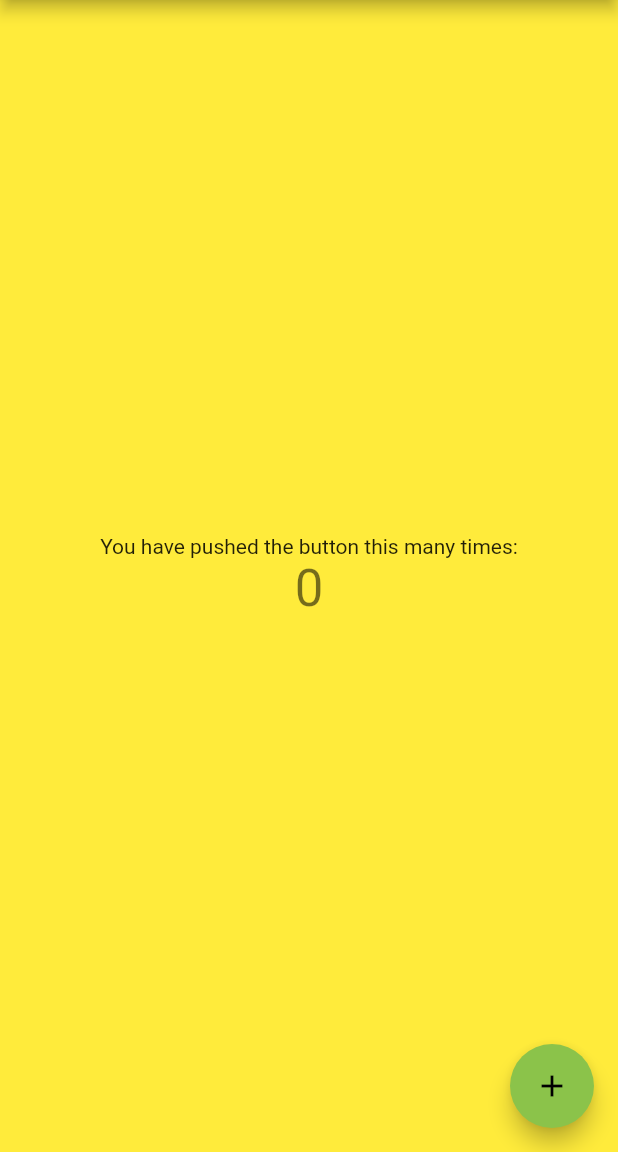
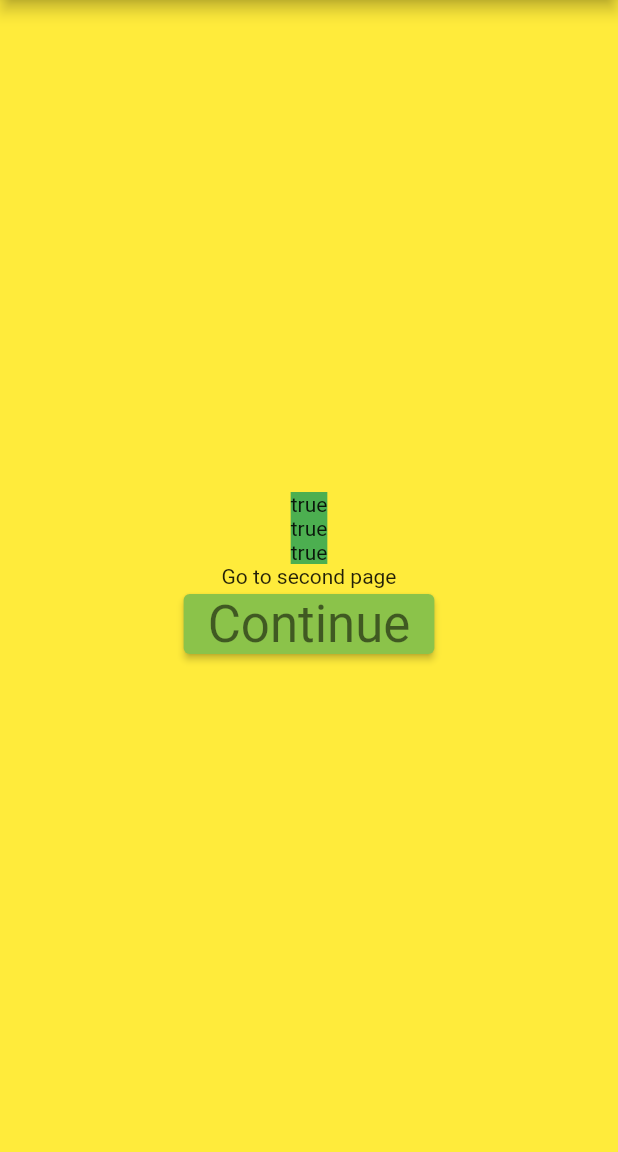
Before and after one commit to programmigo/flutter_teacher, a Flutter app: the screen it shows after launch, on a phone screen of 412 x 824 dp, the part 84-1236 px from its top. Run offline on Flutter 3.47's test engine with Material 2 defaults, Android fonts, the phone set to English and light mode, and no system bars; our stand-ins replace dio, equatable, flutter_bloc, get.

Commit message:
Some functionality

```diff
--- a/lib/main.dart
+++ b/lib/main.dart
@@ -1,4 +1,7 @@
 import 'package:flutter/material.dart';
+import 'package:flutter_application_1/src/routes/app_pages.dart';
+import 'package:flutter_application_1/src/routes/app_routes.dart';
+import 'package:get/get.dart';
 
 void main() {
   runApp(const MyApp());
@@ -10,7 +13,7 @@ class MyApp extends StatelessWidget {
   // This widget is the root of your application.
   @override
   Widget build(BuildContext context) {
-    return MaterialApp(
+    return GetMaterialApp(
       title: 'Flutter Demo',
       theme: ThemeData(
         primarySwatch: Colors.lightGreen,
@@ -21,94 +24,21 @@ class MyApp extends StatelessWidget {
         primarySwatch: Colors.deepOrange,
         backgroundColor: Colors.deepPurple,
         scaffoldBackgroundColor: Colors.deepPurple,
+        textTheme: const TextTheme(
+          bodyMedium: TextStyle(color: Colors.white),
+        ),
       ),
       themeMode: ThemeMode.system,
-      home: const MyHomePage(title: 'Flutter Demo Home Page'),
+      initialRoute: Routes.home,
+      getPages: AppPages.pages,
+      // initialRoute: Routes.home,
+      // routes: {
+      //   Routes.home: (context) =>
+      //       const MyHomePage(title: 'Flutter Demo Home Page'),
+      //   Routes.second: (context) => const SecondScreen(),
+      //   Routes.third: (context) => const ThirdScreen(),
+      // },
+      // onGenerateRoute: ,
     );
   }
 }
-
-class MyHomePage extends StatefulWidget {
-  const MyHomePage({super.key, required this.title});
-
-  // This widget is the home page of your application. It is stateful, meaning
-  // that it has a State object (defined below) that contains fields that affect
-  // how it looks.
-
-  // This class is the configuration for the state. It holds the values (in this
-  // case the title) provided by the parent (in this case the App widget) and
-  // used by the build method of the State. Fields in a Widget subclass are
-  // always marked "final".
-
-  final String title;
-
-  @override
-  State<MyHomePage> createState() => _MyHomePageState();
-}
-
-class _MyHomePageState extends State<MyHomePage> {
-  int _counter = 0;
-
-  void _incrementCounter() {
-    setState(() {
-      // This call to setState tells the Flutter framework that something has
-      // changed in this State, which causes it to rerun the build method below
-      // so that the display can reflect the updated values. If we changed
-      // _counter without calling setState(), then the build method would not be
-      // called again, and so nothing would appear to happen.
-      _counter++;
-    });
-  }
-
-  @override
-  Widget build(BuildContext context) {
-    // This method is rerun every time setState is called, for instance as done
-    // by the _incrementCounter method above.
-    //
-    // The Flutter framework has been optimized to make rerunning build methods
-    // fast, so that you can just rebuild anything that needs updating rather
-    // than having to individually change instances of widgets.
-    return Scaffold(
-      appBar: AppBar(
-        // Here we take the value from the MyHomePage object that was created by
-        // the App.build method, and use it to set our appbar title.
-        title: Text(widget.title),
-      ),
-      body: Center(
-        // Center is a layout widget. It takes a single child and positions it
-        // in the middle of the parent.
-        child: Column(
-          // Column is also a layout widget. It takes a list of children and
-          // arranges them vertically. By default, it sizes itself to fit its
-          // children horizontally, and tries to be as tall as its parent.
-          //
-          // Invoke "debug painting" (press "p" in the console, choose the
-          // "Toggle Debug Paint" action from the Flutter Inspector in Android
-          // Studio, or the "Toggle Debug Paint" command in Visual Studio Code)
-          // to see the wireframe for each widget.
-          //
-          // Column has various properties to control how it sizes itself and
-          // how it positions its children. Here we use mainAxisAlignment to
-          // center the children vertically; the main axis here is the vertical
-          // axis because Columns are vertical (the cross axis would be
-          // horizontal).
-          mainAxisAlignment: MainAxisAlignment.center,
-          children: <Widget>[
-            const Text(
-              'You have pushed the button this many times:',
-            ),
-            Text(
-              '$_counter',
-              style: Theme.of(context).textTheme.headline4,
-            ),
-          ],
-        ),
-      ),
-      floatingActionButton: FloatingActionButton(
-        onPressed: _incrementCounter,
-        tooltip: 'Increment',
-        child: const Icon(Icons.add),
-      ), // This trailing comma makes auto-formatting nicer for build methods.
-    );
-  }
-}
--- /dev/null
+++ b/lib/src/bindings/counter_binding.dart
@@ -0,0 +1,9 @@
+import 'package:flutter_application_1/src/controllers/counter_controller.dart';
+import 'package:get/get.dart';
+
+class CounterBinding extends Bindings {
+  @override
+  void dependencies() {
+    Get.lazyPut(() => CounterController());
+  }
+}
--- /dev/null
+++ b/lib/src/bindings/orderbook_binding.dart
@@ -0,0 +1,9 @@
+import 'package:flutter_application_1/src/controllers/orderbook_controller.dart';
+import 'package:get/get.dart';
+
+class OrderBookBinding extends Bindings {
+  @override
+  void dependencies() {
+    Get.lazyPut(() => OrderBookController());
+  }
+}
--- /dev/null
+++ b/lib/src/blocs/counter_bloc/event.dart
@@ -0,0 +1,3 @@
+abstract class CounterEvent {}
+
+class CounterIncrementPressed extends CounterEvent {}
--- /dev/null
+++ b/lib/src/blocs/counter_bloc/state.dart
@@ -0,0 +1,5 @@
+class CounterState {
+  final int counter;
+
+  CounterState({this.counter = 0});
+}
--- /dev/null
+++ b/lib/src/model/person.dart
@@ -0,0 +1,22 @@
+import 'package:equatable/equatable.dart';
+
+class Person extends Equatable {
+  const Person(this.name);
+
+  final String name;
+
+  @override
+  List<Object?> get props => [name];
+
+  factory Person.fromJson(Map<String, dynamic> json) {
+    return Person(json['name']);
+  }
+}
+
+class P2 {
+  const P2();
+
+  factory P2.fromJson(Map<String, dynamic> json) {
+    return const P2();
+  }
+}
--- /dev/null
+++ b/lib/src/routes/app_pages.dart
@@ -0,0 +1,31 @@
+import 'package:flutter_application_1/src/bindings/counter_binding.dart';
+import 'package:flutter_application_1/src/bindings/orderbook_binding.dart';
+import 'package:flutter_application_1/src/routes/app_routes.dart';
+import 'package:flutter_application_1/src/views/fourth.dart';
+import 'package:flutter_application_1/src/views/home.dart';
+import 'package:flutter_application_1/src/views/second.dart';
+import 'package:flutter_application_1/src/views/third.dart';
+import 'package:get/get.dart';
+
+class AppPages {
+  static final pages = [
+    GetPage(
+      name: Routes.home,
+      page: () => const MyHomePage(title: 'Flutter Demo Home Page'),
+    ),
+    GetPage(
+      name: Routes.second,
+      page: () => const SecondScreen(),
+    ),
+    GetPage(
+      name: Routes.third,
+      page: () => const ThirdScreen(),
+      binding: CounterBinding(),
+    ),
+    GetPage(
+      name: Routes.fourth,
+      page: () => const FourthScreen(),
+      binding: OrderBookBinding(),
+    ),
+  ];
+}
--- /dev/null
+++ b/lib/src/routes/app_routes.dart
@@ -0,0 +1,6 @@
+class Routes {
+  static const String home = '/';
+  static const String second = '/second';
+  static const String third = '/third';
+  static const String fourth = '/fourth';
+}
--- /dev/null
+++ b/lib/src/views/home.dart
@@ -0,0 +1,52 @@
+import 'package:flutter/material.dart';
+import 'package:flutter_application_1/src/model/person.dart';
+import 'package:flutter_application_1/src/routes/app_routes.dart';
+import 'package:get/get.dart';
+
+class MyHomePage extends StatelessWidget {
+  const MyHomePage({super.key, required this.title});
+
+  final String title;
+
+  @override
+  Widget build(BuildContext context) {
+    Person a = const Person("Bob");
+    Person b = const Person("Bob");
+    return Scaffold(
+      appBar: AppBar(
+        title: Text(title),
+      ),
+      body: Center(
+        child: Column(
+          mainAxisAlignment: MainAxisAlignment.center,
+          children: <Widget>[
+            Container(
+              color: Colors.green,
+              child: Text((a == const Person("Bob")).toString()),
+            ),
+            Container(
+              color: Colors.green,
+              child: Text((a == b).toString()),
+            ),
+            Container(
+              color: Colors.green,
+              child: Text((a == a).toString()),
+            ),
+            const Text(
+              'Go to second page',
+            ),
+            ElevatedButton(
+              // onPressed: () => Navigator.pushNamed(context, Routes.second),
+              // onPressed: () => Get.to(const SecondScreen()),
+              onPressed: () => Get.toNamed(Routes.second),
+              child: Text(
+                "Continue",
+                style: Theme.of(context).textTheme.headline4,
+              ),
+            )
+          ],
+        ),
+      ),
+    );
+  }
+}
--- a/pubspec.yaml
+++ b/pubspec.yaml
@@ -36,6 +36,10 @@ dependencies:
   # The following adds the Cupertino Icons font to your application.
   # Use with the CupertinoIcons class for iOS style icons.
   cupertino_icons: ^1.0.2
+  flutter_bloc: ^8.1.1
+  get: ^4.6.5
+  equatable: ^2.0.5
+  dio: ^4.0.6
 
 dev_dependencies:
   flutter_test:
@@ -46,7 +50,7 @@ dev_dependencies:
   # activated in the `analysis_options.yaml` file located at the root of your
   # package. See that file for information about deactivating specific lint
   # rules and activating additional ones.
-  flutter_lints: ^2.0.0
+  flutter_lints: ^2.0.1
 
 # For information on the generic Dart part of this file, see the
 # following page: https://dart.dev/tools/pub/pubspec
```
Also changed, not shown: lib/src/blocs/counter_bloc/bloc.dart (added, +16 -0 lines), lib/src/controllers/counter_controller.dart (added, +7 -0 lines), lib/src/controllers/orderbook_controller.dart (added, +34 -0 lines), lib/src/model/order_book.dart (added, +40 -0 lines), lib/src/views/fourth.dart (added, +170 -0 lines), lib/src/views/second.dart (added, +59 -0 lines), lib/src/views/third.dart (added, +51 -0 lines), pubspec.lock.
